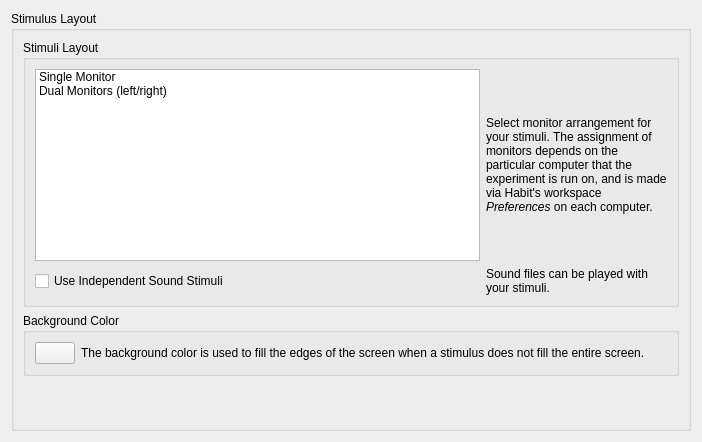
Old version of the form libs/habutil/habit/HStimulusDisplayInfoForm.ui in the repository djsperka/habit2-src.
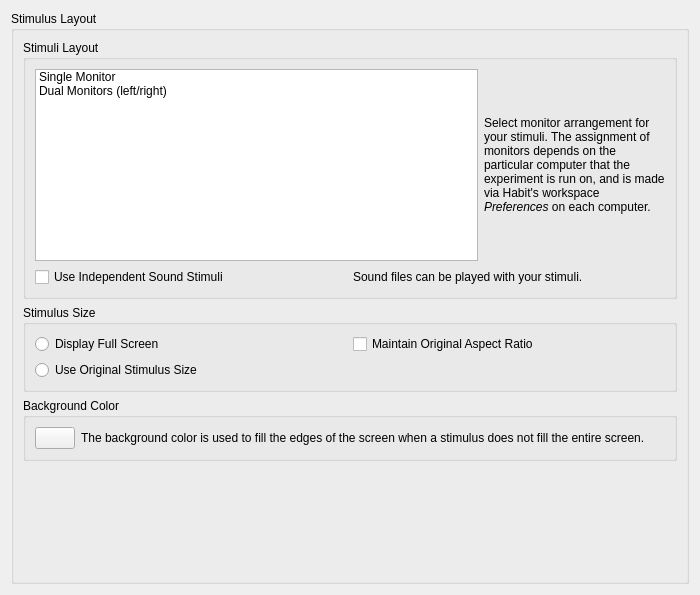
New version of the form. Icons and pictures are not drawn.

Commit message: Add options to preserve original size to GUI (omitted by accident)

What changed in the file:
```diff
--- a/libs/habutil/habit/HStimulusDisplayInfoForm.ui
+++ b/libs/habutil/habit/HStimulusDisplayInfoForm.ui
@@ -6,8 +6,8 @@
    <rect>
     <x>0</x>
     <y>0</y>
-    <width>702</width>
-    <height>442</height>
+    <width>700</width>
+    <height>595</height>
    </rect>
   </property>
   <property name="windowTitle">
@@ -19,14 +19,16 @@
      <property name="title">
       <string>Stimulus Layout</string>
      </property>
-     <layout class="QVBoxLayout" name="verticalLayout_2">
+     <layout class="QVBoxLayout" name="verticalLayout_3">
       <item>
        <widget class="QGroupBox" name="groupBox_3">
         <property name="title">
          <string>Stimuli Layout</string>
         </property>
-        <layout class="QGridLayout" name="gridLayout">
-         <item row="0" column="0">
+        <layout class="QVBoxLayout" name="verticalLayout_2">
+         <item>
+          <layout class="QHBoxLayout" name="horizontalLayout_3">
+           <item>
           <widget class="QListWidget" name="listStimulusLayout">
            <property name="sizePolicy">
             <sizepolicy hsizetype="Expanding" vsizetype="Minimum">
@@ -60,7 +62,7 @@
            </item>
           </widget>
          </item>
-         <item row="0" column="1">
+           <item>
           <widget class="QLabel" name="label">
            <property name="text">
             <string>&lt;html&gt;&lt;head/&gt;&lt;body&gt;&lt;p&gt;Select monitor arrangement for your stimuli. The assignment of monitors depends on the particular computer that the experiment is run on, and is made via Habit's workspace &lt;span style=&quot; font-style:italic;&quot;&gt;Preferences&lt;/span&gt; on each computer&lt;span style=&quot; font-style:italic;&quot;&gt;. &lt;/span&gt;&lt;/p&gt;&lt;/body&gt;&lt;/html&gt;</string>
@@ -70,20 +72,56 @@
            </property>
           </widget>
          </item>
-         <item row="1" column="0">
+          </layout>
+         </item>
+         <item>
+          <layout class="QHBoxLayout" name="horizontalLayout_2">
+           <item>
           <widget class="QCheckBox" name="cbxUseISS">
            <property name="text">
             <string>Use Independent Sound Stimuli</string>
            </property>
           </widget>
          </item>
-         <item row="1" column="1">
+           <item>
           <widget class="QLabel" name="label_2">
            <property name="text">
             <string>Sound files can be played with your stimuli.</string>
            </property>
            <property name="wordWrap">
             <bool>true</bool>
+             </property>
+            </widget>
+           </item>
+          </layout>
+         </item>
+        </layout>
+       </widget>
+      </item>
+      <item>
+       <widget class="QGroupBox" name="groupBox_4">
+        <property name="title">
+         <string>Stimulus Size</string>
+        </property>
+        <layout class="QGridLayout" name="gridLayout">
+         <item row="0" column="0">
+          <widget class="QRadioButton" name="rbFullScreen">
+           <property name="text">
+            <string>Display Full Screen</string>
+           </property>
+          </widget>
+         </item>
+         <item row="0" column="1">
+          <widget class="QCheckBox" name="cbMaintainAspectRatio">
+           <property name="text">
+            <string>Maintain Original Aspect Ratio</string>
+           </property>
+          </widget>
+         </item>
+         <item row="1" column="0">
+          <widget class="QRadioButton" name="rbOriginalSize">
+           <property name="text">
+            <string>Use Original Stimulus Size</string>
            </property>
           </widget>
          </item>
```
Lines whose indentation alone changed are shown as unchanged. The commit also changes 1 other file.
